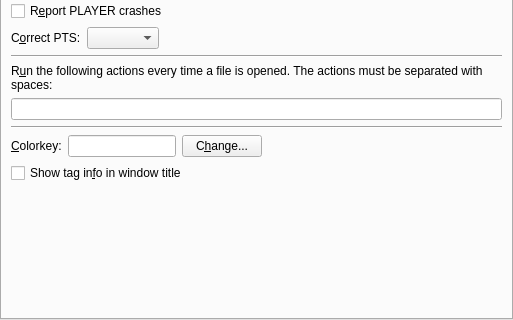
wilbert2000/wzplayer, file src/gui/pref/advanced.ui: the form before one commit; both pictures show x 0 to 513 and y 149 to 469 of the 513 by 469 pixel window.
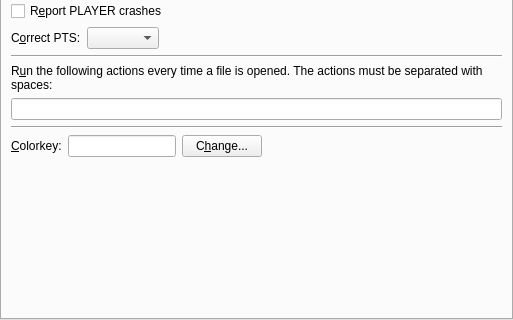
The form after the commit. Custom widgets are drawn as their Qt base class.

Commit message: Moved option "Show tag in window title" from advanced to interface tab

Diff of the .ui file:
```diff
--- a/src/gui/pref/advanced.ui
+++ b/src/gui/pref/advanced.ui
@@ -255,13 +255,6 @@
          </item>
         </layout>
        </item>
-       <item>
-        <widget class="QCheckBox" name="show_tag_in_title_check">
-         <property name="text">
-          <string>Show tag in&amp;fo in window title</string>
-         </property>
-        </widget>
-       </item>
        <item>
         <spacer>
          <property name="orientation">
```
Left out of the diff: 1 changed line with no effect on the pictures. The commit also changes 6 other files.
